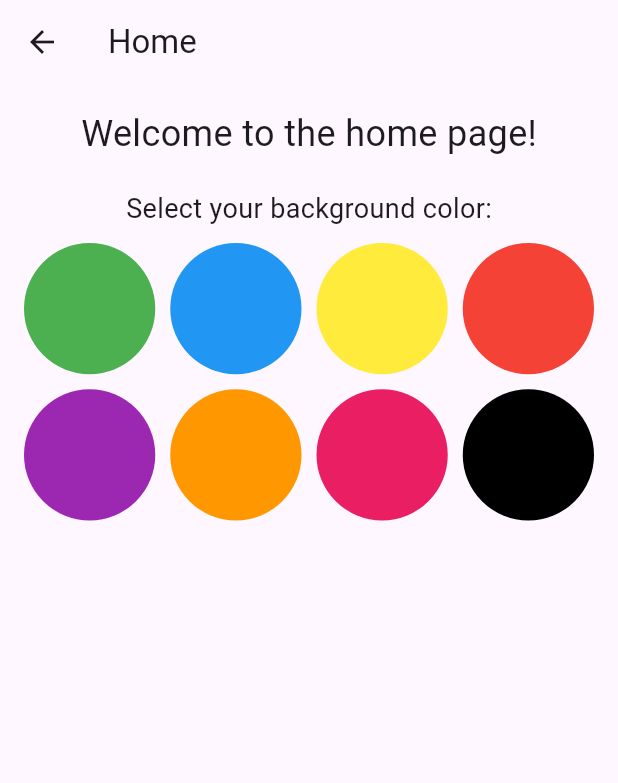
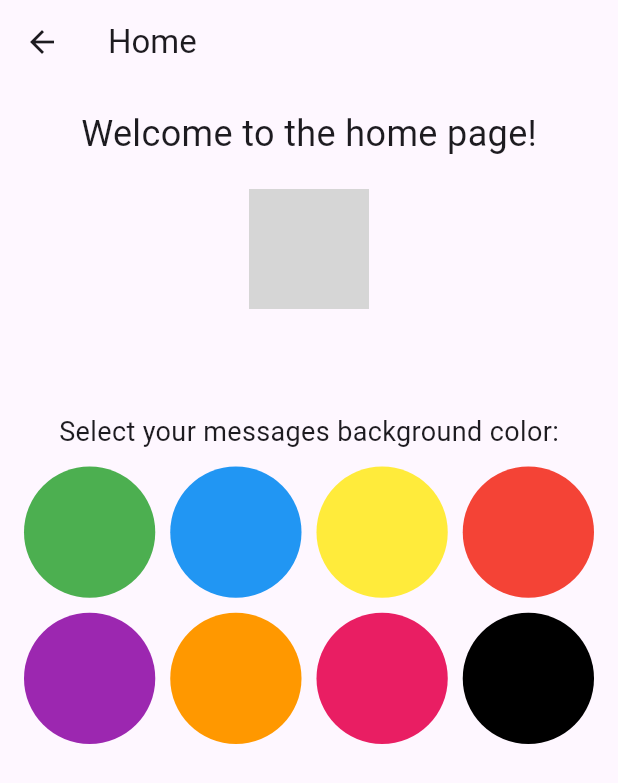
Before and after one commit to NathanFrny/mobile, a Flutter app: the Home screen opened directly, on a phone screen of 412 x 824 dp. Shown: the top 783 px of the screen. Run offline on Flutter 3.47's test engine with Material 3 defaults, Android fonts, the phone set to English and light mode, and no system bars; our stand-ins replace appwrite; network calls fail; grey boxes are pictures that could not be loaded.

Commit message:
feat: adding user PP modification system

```diff
--- a/lib/routes/home.dart
+++ b/lib/routes/home.dart
@@ -1,53 +1,81 @@
+// home.dart
+
 import 'package:flutter/material.dart';
 import 'package:mobile/services/appwrite_service.dart';
+import 'package:mobile/widgets/color_picker.dart';
 
 class Home extends StatefulWidget {
-  const Home({super.key});
+  const Home({Key? key}) : super(key: key);
 
   @override
-  State<Home> createState() => _HomeState();
+  _HomeState createState() => _HomeState();
 }
 
 class _HomeState extends State<Home> {
   final AppwriteService _appwriteService = AppwriteService();
-  String selectedColor = '';
-  String currentColor = '';
-
-  final List<String> colors = [
-    'green', 'blue', 'yellow', 'red', 'purple', 'orange', 'pink', 'black'
-  ];
-
-  final Map<String, Color> colorMap = {
-    'green': Colors.green,
-    'blue': Colors.blue,
-    'yellow': Colors.yellow,
-    'red': Colors.red,
-    'purple': Colors.purple,
-    'orange': Colors.orange,
-    'pink': Colors.pink,
-    'black': Colors.black,
-  };
+  String currentUserName = '';
+  String profilePicUrl = '';
 
   @override
   void initState() {
     super.initState();
-    _loadCurrentColor();
+    _loadUserData();
   }
 
-  Future<void> _loadCurrentColor() async {
+  Future<void> _loadUserData() async {
     final userId = await _appwriteService.getCurrentUserId();
     final user = await _appwriteService.getUserByID(userId);
     setState(() {
-      currentColor = user.data['backgroundColor'];
+      currentUserName = user.data['Nom'];
+      profilePicUrl = user.data['URL_PP'];
     });
   }
 
-  Future<void> _updateColor(String color) async {
+  Future<void> _updateProfilePic(String url) async {
     final userId = await _appwriteService.getCurrentUserId();
-    await _appwriteService.updateUserColor(userId, color);
+    await _appwriteService.setUserPP(userId, url);
     setState(() {
-      currentColor = color;
+      profilePicUrl = url;
     });
+  }
+
+  void _showProfilePicDialog() {
+    final TextEditingController _urlController = TextEditingController();
+    showDialog(
+      context: context,
+      builder: (BuildContext context) {
+        return AlertDialog(
+          title: const Text('Modifier la photo de profil'),
+          content: Column(
+            mainAxisSize: MainAxisSize.min,
+            children: [
+              const Text('Entrez l\'URL de la nouvelle image :'),
+              TextField(
+                controller: _urlController,
+                decoration: const InputDecoration(
+                  labelText: 'URL de l\'image',
+                ),
+              ),
+            ],
+          ),
+          actions: [
+            TextButton(
+              onPressed: () {
+                Navigator.of(context).pop();
+              },
+              child: const Text('Annuler'),
+            ),
+            ElevatedButton(
+              onPressed: () {
+                _updateProfilePic(_urlController.text);
+                Navigator.of(context).pop();
+              },
+              child: const Text('Modifier'),
+            ),
+          ],
+        );
+      },
+    );
   }
 
   @override
@@ -67,38 +95,29 @@ class _HomeState extends State<Home> {
               ),
             ),
             const SizedBox(height: 20),
-            const Text(
-              'Select your background color:',
-              style: TextStyle(fontSize: 18),
+            CircleAvatar(
+              backgroundImage: NetworkImage(profilePicUrl),
+              radius: 40,
+              child: GestureDetector(
+                onTap: _showProfilePicDialog,
+                child: const Icon(
+                  Icons.edit,
+                  color: Colors.white,
+                ),
+              ),
             ),
             const SizedBox(height: 10),
-            Expanded(
-              child: GridView.builder(
-                gridDelegate: const SliverGridDelegateWithFixedCrossAxisCount(
-                  crossAxisCount: 4,
-                  crossAxisSpacing: 10,
-                  mainAxisSpacing: 10,
-                ),
-                itemCount: colors.length,
-                itemBuilder: (context, index) {
-                  final color = colors[index];
-                  return GestureDetector(
-                    onTap: () => _updateColor(color),
-                    child: Container(
-                      decoration: BoxDecoration(
-                        color: colorMap[color],
-                        shape: BoxShape.circle,
-                        border: currentColor == color
-                            ? Border.all(color: Colors.blue, width: 3)
-                            : null,
-                      ),
-                      child: currentColor == color
-                          ? const Icon(Icons.check, color: Colors.white)
-                          : null,
-                    ),
-                  );
-                },
+            Text(
+              currentUserName,
+              style: const TextStyle(
+                fontSize: 20,
+                fontWeight: FontWeight.bold,
               ),
+            ),
+            const SizedBox(height: 20),
+            const SizedBox(height: 10),
+            const Expanded(
+              child: ColorPicker(),
             ),
           ],
         ),
--- /dev/null
+++ b/lib/widgets/color_picker.dart
@@ -0,0 +1,94 @@
+// color_picker.dart
+
+import 'package:flutter/material.dart';
+import 'package:mobile/services/appwrite_service.dart';
+
+class ColorPicker extends StatefulWidget {
+  const ColorPicker({Key? key}) : super(key: key);
+
+  @override
+  _ColorPickerState createState() => _ColorPickerState();
+}
+
+class _ColorPickerState extends State<ColorPicker> {
+  final AppwriteService _appwriteService = AppwriteService();
+  String currentColor = '';
+
+  final List<String> colors = [
+    'green', 'blue', 'yellow', 'red', 'purple', 'orange', 'pink', 'black'
+  ];
+
+  final Map<String, Color> colorMap = {
+    'green': Colors.green,
+    'blue': Colors.blue,
+    'yellow': Colors.yellow,
+    'red': Colors.red,
+    'purple': Colors.purple,
+    'orange': Colors.orange,
+    'pink': Colors.pink,
+    'black': Colors.black,
+  };
+
+  @override
+  void initState() {
+    super.initState();
+    _loadCurrentColor();
+  }
+
+  Future<void> _loadCurrentColor() async {
+    final userId = await _appwriteService.getCurrentUserId();
+    final user = await _appwriteService.getUserByID(userId);
+    setState(() {
+      currentColor = user.data['backgroundColor'];
+    });
+  }
+
+  Future<void> _updateColor(String color) async {
+    final userId = await _appwriteService.getCurrentUserId();
+    await _appwriteService.updateUserColor(userId, color);
+    setState(() {
+      currentColor = color;
+    });
+  }
+
+  @override
+  Widget build(BuildContext context) {
+    return Column(
+      children: [
+        const Text(
+          'Select your messages background color:',
+          style: TextStyle(fontSize: 18),
+        ),
+        const SizedBox(height: 10),
+        Expanded(
+          child: GridView.builder(
+            gridDelegate: const SliverGridDelegateWithFixedCrossAxisCount(
+              crossAxisCount: 4,
+              crossAxisSpacing: 10,
+              mainAxisSpacing: 10,
+            ),
+            itemCount: colors.length,
+            itemBuilder: (context, index) {
+              final color = colors[index];
+              return GestureDetector(
+                onTap: () => _updateColor(color),
+                child: Container(
+                  decoration: BoxDecoration(
+                    color: colorMap[color],
+                    shape: BoxShape.circle,
+                    border: currentColor == color
+                        ? Border.all(color: Colors.blue, width: 3)
+                        : null,
+                  ),
+                  child: currentColor == color
+                      ? const Icon(Icons.check, color: Colors.white)
+                      : null,
+                ),
+              );
+            },
+          ),
+        ),
+      ],
+    );
+  }
+}
```
